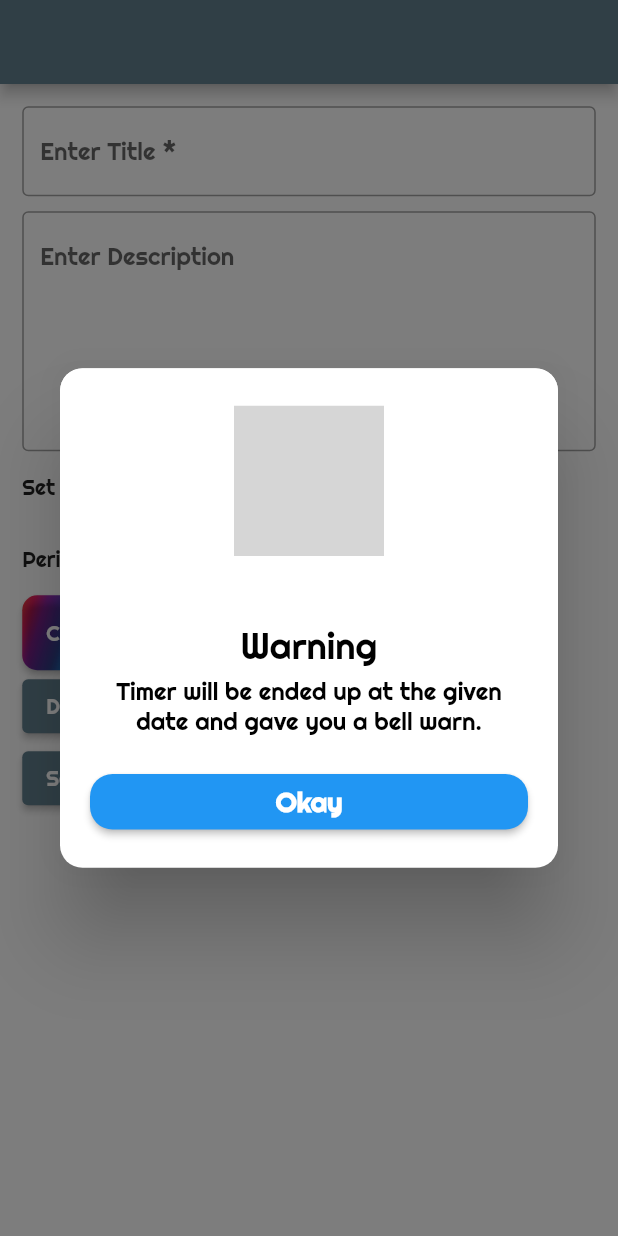
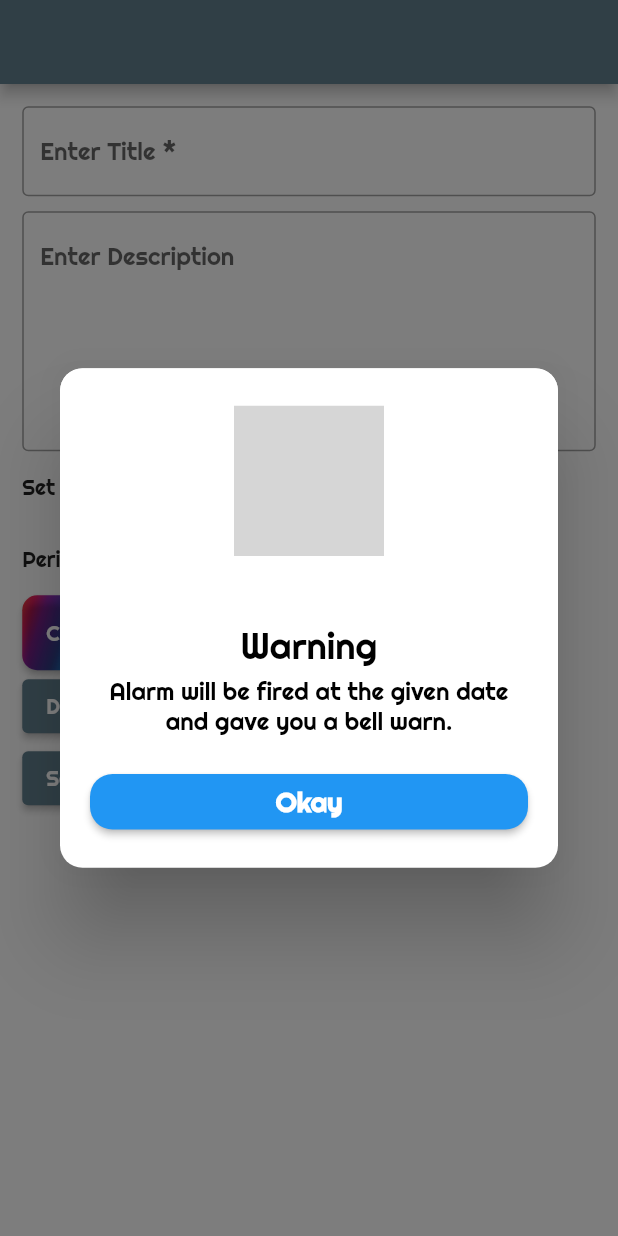
Before and after one commit to resulcay/scheduler, a Flutter app: the CreateEventScreen widget shown alone on an empty page, opened directly, after a tap on the "info" icon, on a phone screen of 412 x 824 dp. Run offline on Flutter 3.47's test engine with Material 2 defaults, Android fonts, the phone set to English and light mode, and no system bars; our stand-ins replace date_time_picker, flutter_colorpicker, flutter_local_notifications, flutter_svg, hive, hive_flutter and 3 more; missing offline and left inert: alarm, rect_getter; accounts and stored records are empty; grey boxes are pictures that could not be loaded.

Commit message:
minor changes

```diff
--- a/lib/app_start_config.dart
+++ b/lib/app_start_config.dart
@@ -2,7 +2,6 @@ part of 'package:scheduler/main.dart';
 
 class _AppStartConfig {
   launchConfig() async {
-    WidgetsFlutterBinding.ensureInitialized();
     Alarm.init();
     Directory directory =
         await path_provider.getApplicationDocumentsDirectory();
--- a/lib/services/local_notification_service.dart
+++ b/lib/services/local_notification_service.dart
@@ -1,16 +1,10 @@
 import 'package:alarm/alarm.dart';
 import 'package:flutter/foundation.dart';
-import 'package:flutter/material.dart';
 import 'package:flutter_local_notifications/flutter_local_notifications.dart';
 import 'package:timezone/timezone.dart' as tz;
 import 'package:timezone/data/latest.dart' as tz;
 
 class NotificationApi {
-  BuildContext context;
-  NotificationApi({
-    required this.context,
-  });
-
   final _localNotificationApi = FlutterLocalNotificationsPlugin();
 
   Future<void> initApi() async {
--- a/lib/view/create_event_screen.dart
+++ b/lib/view/create_event_screen.dart
@@ -1,7 +1,7 @@
 import 'package:flutter/material.dart';
 import 'package:quickalert/quickalert.dart';
 import 'package:scheduler/components/period_drop_down_menu.dart';
-import 'package:scheduler/components/timer_and_period_section.dart';
+import 'package:scheduler/components/alarm_section.dart';
 import 'package:scheduler/components/decorated_text_field.dart';
 import 'package:scheduler/extensions/padding_extension.dart';
 import 'package:scheduler/view_model/create_event_view_model.dart';
@@ -50,20 +50,20 @@ class _CreateEventScreenState extends CreateEventViewModel {
                 ),
                 Row(
                   children: [
-                    const Text("Set Timer"),
+                    const Text("Set Alarm"),
                     IconButton(
                       splashRadius: 18,
                       onPressed: () {
                         QuickAlert.show(
                             title: 'Warning',
                             text:
-                                'Timer will be ended up at the given date and gave you a bell warn.',
+                                'Alarm will be fired at the given date and gave you a bell warn.',
                             context: context,
                             type: QuickAlertType.info);
                       },
                       icon: const Icon(Icons.info),
                     ),
-                    customTimerCheckBox(),
+                    customAlarmCheckBox(),
                   ],
                 ),
                 AnimatedSwitcher(
--- a/lib/view_model/create_event_view_model.dart
+++ b/lib/view_model/create_event_view_model.dart
@@ -39,7 +39,7 @@ abstract class CreateEventViewModel extends State<CreateEventScreen> {
     descTextController = TextEditingController();
     eventService = EventService();
     Intl.defaultLocale = 'en_US';
-    notificationApi = NotificationApi(context: context);
+    notificationApi = NotificationApi();
     notificationApi.initApi();
     initializeDateFormatting();
     super.initState();
@@ -105,7 +105,7 @@ abstract class CreateEventViewModel extends State<CreateEventScreen> {
     );
   }
 
-  Widget customTimerCheckBox() {
+  Widget customAlarmCheckBox() {
     return Checkbox(
       value: isAlarmChecked,
       activeColor: Colors.indigo,
@@ -259,8 +259,6 @@ abstract class CreateEventViewModel extends State<CreateEventScreen> {
           eventDate: eventDate,
           color: pickerColor.toString(),
         );
-
-        eventService.storeEvent(model);
 
         if (isNotificationChecked) {
           ///
@@ -505,6 +503,8 @@ abstract class CreateEventViewModel extends State<CreateEventScreen> {
           );
         }
 
+        eventService.storeEvent(model);
+
         QuickAlert.show(
             context: context,
             type: QuickAlertType.success,
```
Also changed, not shown: lib/components/alarm_section.dart (renamed from lib/components/timer_and_period_section.dart), 1 other file.
